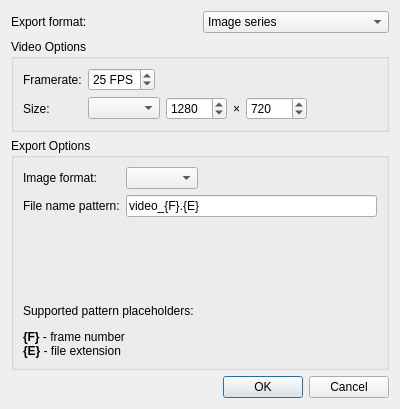
The window that src/client/ui/videoexport.ui (drawpile/Drawpile) describes before a commit, drawn with Qt 5.
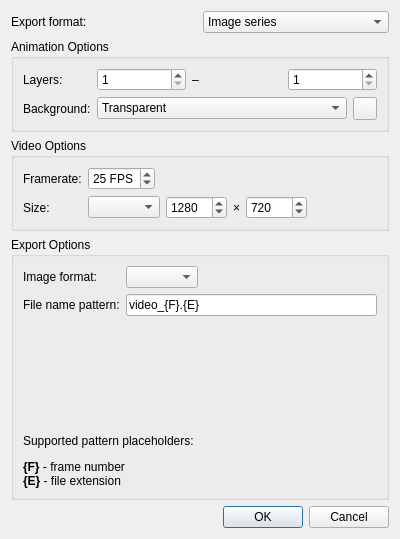
The same window after the commit. Icons and pictures are not drawn. Custom widgets are drawn as their Qt base class.

Commit message:
Animation export
Reuse video exporter for layer-to-frame animation export.
Issue #180

What changed in the file:
```diff
--- a/src/client/ui/videoexport.ui
+++ b/src/client/ui/videoexport.ui
@@ -7,7 +7,7 @@
     <x>0</x>
     <y>0</y>
     <width>400</width>
-    <height>409</height>
+    <height>539</height>
    </rect>
   </property>
   <property name="windowTitle">
@@ -39,6 +39,83 @@
      </item>
     </layout>
    </item>
+   <item>
+    <widget class="QGroupBox" name="animOpts">
+     <property name="title">
+      <string>Animation Options</string>
+     </property>
+     <property name="flat">
+      <bool>true</bool>
+     </property>
+     <layout class="QFormLayout" name="formLayout_4">
+      <item row="0" column="0">
+       <widget class="QLabel" name="label_2">
+        <property name="text">
+         <string>Layers:</string>
+        </property>
+       </widget>
+      </item>
+      <item row="0" column="1">
+       <layout class="QHBoxLayout" name="horizontalLayout_2">
+        <item>
+         <widget class="QSpinBox" name="animFirstLayer">
+          <property name="minimum">
+           <number>1</number>
+          </property>
+         </widget>
+        </item>
+        <item>
+         <widget class="QLabel" name="label_7">
+          <property name="text">
+           <string notr="true">–</string>
+          </property>
+         </widget>
+        </item>
+        <item>
+         <widget class="QSpinBox" name="animLastLayer">
+          <property name="minimum">
+           <number>1</number>
+          </property>
+         </widget>
+        </item>
+       </layout>
+      </item>
+      <item row="2" column="0">
+       <widget class="QLabel" name="label_10">
+        <property name="text">
+         <string>Background:</string>
+        </property>
+       </widget>
+      </item>
+      <item row="2" column="1">
+       <layout class="QHBoxLayout" name="horizontalLayout_3">
+        <item>
+         <widget class="QComboBox" name="animBg">
+          <item>
+           <property name="text">
+            <string>Transparent</string>
+           </property>
+          </item>
+          <item>
+           <property name="text">
+            <string>Bottom layer</string>
+           </property>
+          </item>
+          <item>
+           <property name="text">
+            <string>Solid color</string>
+           </property>
+          </item>
+         </widget>
+        </item>
+        <item>
+         <widget class="ColorButton" name="animBgColor"/>
+        </item>
+       </layout>
+      </item>
+     </layout>
+    </widget>
+   </item>
    <item>
     <widget class="QGroupBox" name="groupBox_2">
      <property name="title">
@@ -443,6 +520,14 @@
    </item>
   </layout>
  </widget>
+ <customwidgets>
+  <customwidget>
+   <class>ColorButton</class>
+   <extends>QToolButton</extends>
+   <header>widgets/colorbutton.h</header>
+  </customwidget>
+ </customwidgets>
+ <resources/>
  <connections>
   <connection>
    <sender>buttonBox</sender>
```
Left out of the diff: 12 changed lines with no effect on the pictures. The commit also changes 10 other files.
